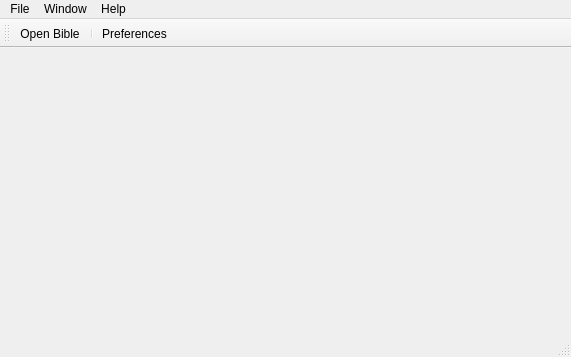
The window that mainwindow.ui (jfesh95/aletheia) describes before a commit, drawn with Qt 5.
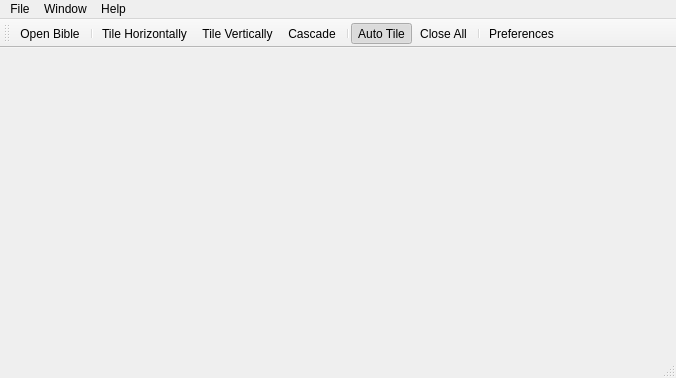
The same window after the commit. Icons and pictures are not drawn.

The edit to the form file:
```diff
--- a/mainwindow.ui
+++ b/mainwindow.ui
@@ -6,8 +6,8 @@
    <rect>
     <x>0</x>
     <y>0</y>
-    <width>571</width>
-    <height>357</height>
+    <width>676</width>
+    <height>378</height>
    </rect>
   </property>
   <property name="windowTitle">
@@ -19,7 +19,7 @@
     <rect>
      <x>0</x>
      <y>0</y>
-     <width>571</width>
+     <width>676</width>
      <height>25</height>
     </rect>
    </property>
@@ -66,6 +66,13 @@
    </attribute>
    <addaction name="actionOpen_Bible"/>
    <addaction name="separator"/>
+   <addaction name="actionTile_Horizontally"/>
+   <addaction name="actionTile_Vertically"/>
+   <addaction name="actionCascade"/>
+   <addaction name="separator"/>
+   <addaction name="actionAuto_Tile"/>
+   <addaction name="actionClose_All"/>
+   <addaction name="separator"/>
    <addaction name="actionPreferences"/>
   </widget>
   <widget class="QStatusBar" name="statusBar"/>
@@ -124,6 +131,60 @@
     <string>Open Bible</string>
    </property>
   </action>
+  <action name="actionClose_All">
+   <property name="icon">
+    <iconset resource="resources.qrc">
+     <normaloff>:/aletheia/icons/resources/close_windows.png</normaloff>:/aletheia/icons/resources/close_windows.png</iconset>
+   </property>
+   <property name="text">
+    <string>Close All</string>
+   </property>
+  </action>
+  <action name="actionAuto_Tile">
+   <property name="checkable">
+    <bool>true</bool>
+   </property>
+   <property name="checked">
+    <bool>true</bool>
+   </property>
+   <property name="icon">
+    <iconset resource="resources.qrc">
+     <normaloff>:/aletheia/icons/resources/tiled_windows.png</normaloff>:/aletheia/icons/resources/tiled_windows.png</iconset>
+   </property>
+   <property name="text">
+    <string>Auto Tile</string>
+   </property>
+  </action>
+  <action name="actionCascade">
+   <property name="icon">
+    <iconset resource="resources.qrc">
+     <normaloff>:/aletheia/icons/resources/windows.png</normaloff>:/aletheia/icons/resources/windows.png</iconset>
+   </property>
+   <property name="text">
+    <string>Cascade</string>
+   </property>
+   <property name="toolTip">
+    <string>Cascade</string>
+   </property>
+  </action>
+  <action name="actionTile_Horizontally">
+   <property name="icon">
+    <iconset resource="resources.qrc">
+     <normaloff>:/aletheia/icons/resources/horizontal_tiled_windows.png</normaloff>:/aletheia/icons/resources/horizontal_tiled_windows.png</iconset>
+   </property>
+   <property name="text">
+    <string>Tile Horizontally</string>
+   </property>
+  </action>
+  <action name="actionTile_Vertically">
+   <property name="icon">
+    <iconset resource="resources.qrc">
+     <normaloff>:/aletheia/icons/resources/vertical_tiled_windows.png</normaloff>:/aletheia/icons/resources/vertical_tiled_windows.png</iconset>
+   </property>
+   <property name="text">
+    <string>Tile Vertically</string>
+   </property>
+  </action>
  </widget>
  <layoutdefault spacing="6" margin="11"/>
  <resources>
```
Left out of the diff: 73 changed lines with no effect on the pictures.
